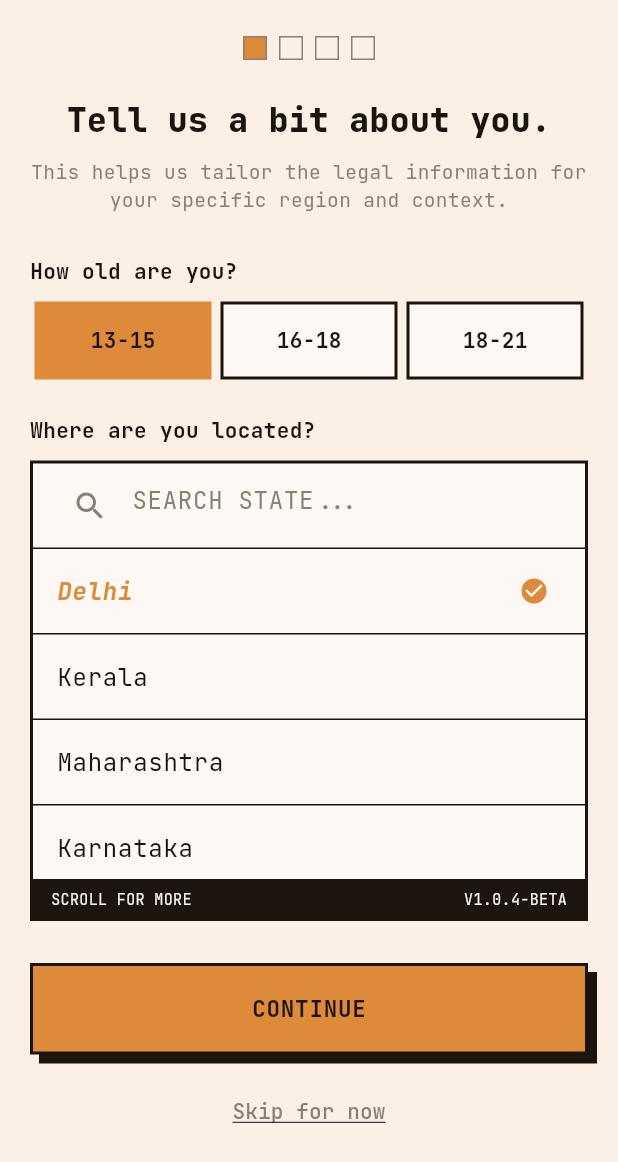
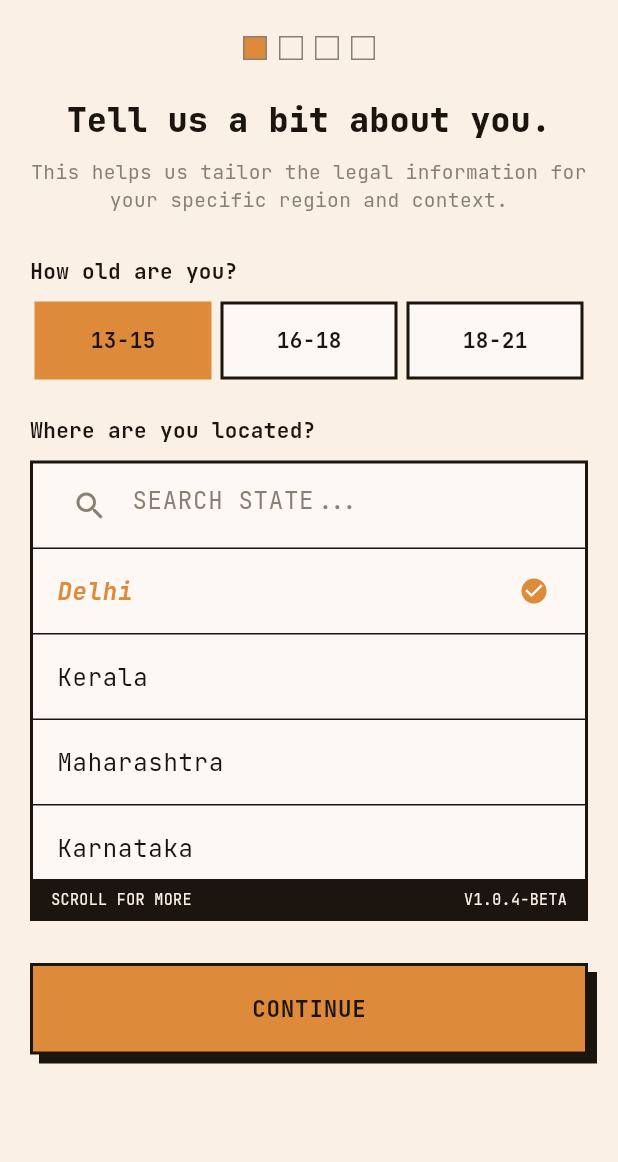
Before and after one commit to abhinav-e-p-b/LexCheck, a Flutter app: the UserInfoScreen screen opened directly, after a tap on "Delhi", on a phone screen of 412 x 824 dp. Shown: the top 1162 px of the screen. Run offline on Flutter 3.47's test engine with Material 3 defaults, Android fonts, the phone set to English and light mode, and no system bars; our stand-ins replace flutter_riverpod, google_fonts.

Commit message:
feat: simplify onboarding to anonymous-only flow with mandatory age/state step
Remove EXISTING USER LOGIN button from WelcomeScreen.
Wire START ANONYMOUSLY directly to UserInfoScreen (age + state).
Remove 'Skip for now' from UserInfoScreen so the step is always required.

```diff
--- a/lib/features/onboarding/user_info_screen.dart
+++ b/lib/features/onboarding/user_info_screen.dart
@@ -230,22 +230,7 @@ class _UserInfoScreenState extends State<UserInfoScreen> {
                   (route) => false,
                 ),
               ),
-              const SizedBox(height: 14),
-              Center(
-                child: TextButton(
-                  onPressed: () => Navigator.of(context).pushAndRemoveUntil(
-                    MaterialPageRoute(builder: (_) => const MainShell()),
-                    (route) => false,
-                  ),
-                  child: Text(
-                    'Skip for now',
-                    style: TextStyle(
-                      color: style.inkMutedColor,
-                      decoration: TextDecoration.underline,
-                    ),
-                  ),
-                ),
-              ),
+
             ],
           ),
         ),
```
Also changed, not shown: lib/features/onboarding/welcome_screen.dart (+2 -12 lines).
